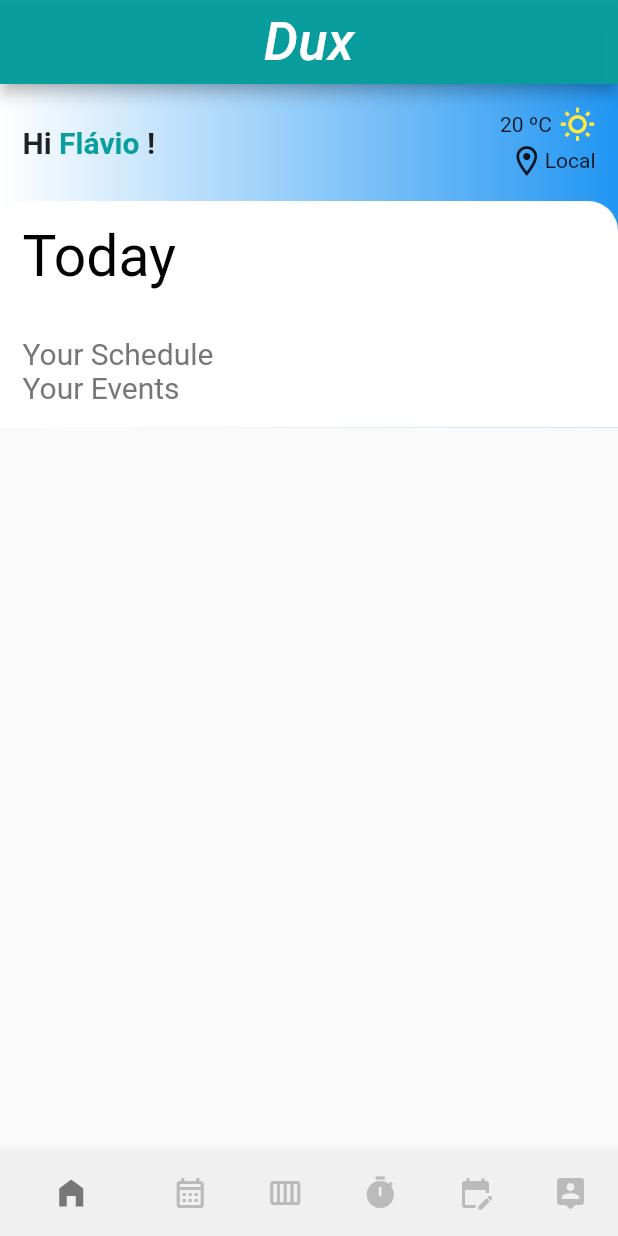
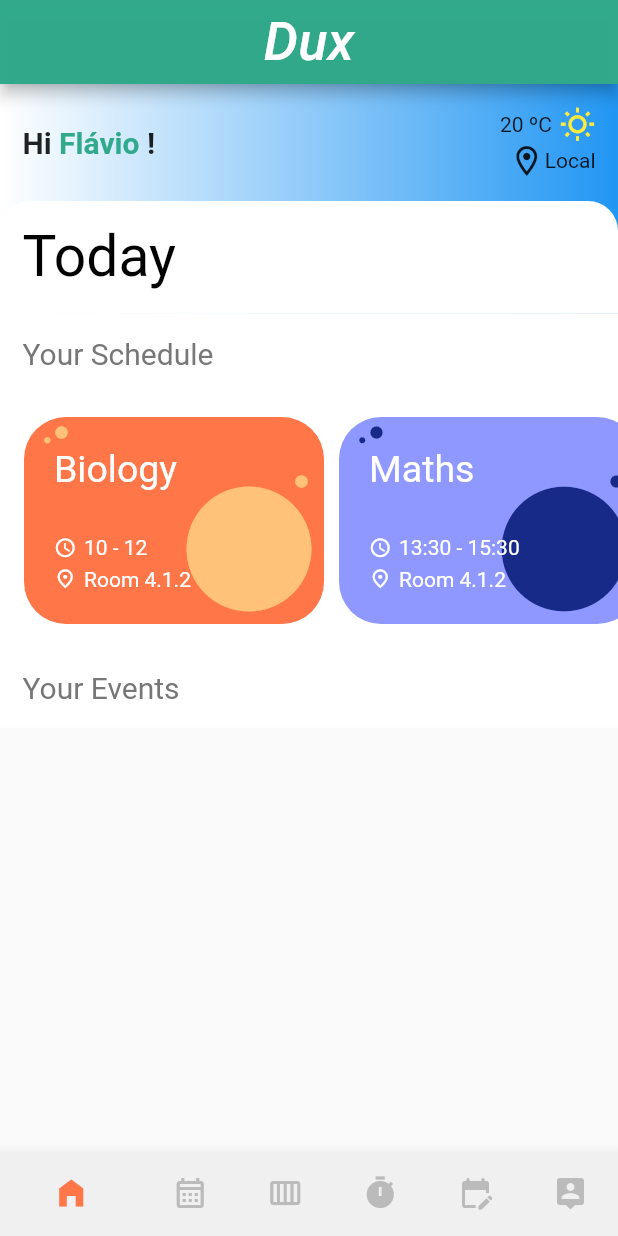
Before and after one commit to Raqsf/Dux_ICM, a Flutter app: the screen it shows after launch, on a phone screen of 412 x 824 dp. Run offline on Flutter 3.47's test engine with Material 2 defaults, Android fonts, the phone set to English and light mode, and no system bars; our stand-ins replace email_validator, image_picker, shared_preferences, string_validator; missing offline and left inert: dart:html; Roboto replaces fonts that are missing (Hind).

Commit message:
Update primary color and created today's classes

```diff
--- a/dux/lib/main.dart
+++ b/dux/lib/main.dart
@@ -17,7 +17,7 @@ class MyApp extends StatelessWidget {
       theme: ThemeData(
         // Define the default brightness and colors.
         // brightness: Brightness.dark,
-        primaryColor: const Color.fromARGB(250, 5, 156, 156),
+        primaryColor: const Color.fromARGB(250, 46, 168, 137),
 
         // Define the default font family.
         // fontFamily: 'Georgia',
@@ -101,7 +101,7 @@ class _MyFirstScreenState extends State<MyFirstScreen> {
                       icon: Icon(Icons.person_pin_rounded), label: "")
                 ],
                 currentIndex: _selectedIndex,
-                selectedItemColor: const Color(0xff777777),
+                selectedItemColor: const Color(0xffff7648),
                 onTap: _onItemTapped)));
   }
 }
--- a/dux/lib/models/card_model.dart
+++ b/dux/lib/models/card_model.dart
@@ -1,3 +1,46 @@
+class CardClass {
+  String className;
+  //Map schedule;
+  String startTime;
+  String endTime;
+  String room;
+  int cardBackground;
+  int secondColor;
+
+  CardClass(this.className, this.startTime, this.endTime, this.room,
+      this.cardBackground, this.secondColor);
+}
+
+var cardData = [
+  {
+    "className": "Biology",
+    "start": "10",
+    "end": "12",
+    "room": "4.1.2",
+    "cardBackground": 0xFFFF7648,
+    "cardSecondColor": 0xFFFFC278,
+  },
+  {
+    "className": "Maths",
+    "start": "13:30",
+    "end": "15:30",
+    "room": "4.1.2",
+    "cardBackground": 0xFF8F98FF,
+    "cardSecondColor": 0xFF182A88,
+  },
+];
+
+List<CardClass> cards = cardData
+    .map(
+      (item) => CardClass(
+          item['className'].toString(),
+          item['start'].toString(),
+          item['end'].toString(),
+          item['room'].toString(),
+          int.parse(item['cardBackground'].toString()),
+          int.parse(item['cardSecondColor'].toString())),
+    )
+    .toList();
 
 
 // List<CardModel> cards = cardData.map((item) => CardModel(item['']));
--- a/dux/lib/pages/Home_Data/HomePage.dart
+++ b/dux/lib/pages/Home_Data/HomePage.dart
@@ -1,6 +1,7 @@
 import 'dart:html';
 
 import 'package:flutter/material.dart';
+import '../../models/card_model.dart';
 
 class HomePage extends StatefulWidget {
   const HomePage({Key? key}) : super(key: key);
@@ -15,8 +16,9 @@ class _HomePageState extends State<HomePage> {
   @override
   Widget build(BuildContext context) {
     return ListView(
-      // shrinkWrap: true,
+      physics: const ClampingScrollPhysics(),
       children: [
+        // HEADER
         Container(
             decoration: const BoxDecoration(
                 gradient: LinearGradient(
@@ -54,6 +56,8 @@ class _HomePageState extends State<HomePage> {
                           )
                         ],
                       ),
+
+                      // WEATHER
                       Column(
                         crossAxisAlignment: CrossAxisAlignment.end,
                         children: [
@@ -76,14 +80,15 @@ class _HomePageState extends State<HomePage> {
                       )
                     ],
                   )),
+
+              // TODAY'S INFO
               Container(
                 decoration: const BoxDecoration(
                     color: Colors.white,
                     borderRadius: BorderRadius.only(
                         topLeft: Radius.circular(20),
                         topRight: Radius.circular(20))),
-                  child: Column(children: [
-                    Padding(
+                child: Padding(
                     padding: const EdgeInsets.all(15),
                     child: Row(
                       children: [
@@ -93,41 +98,38 @@ class _HomePageState extends State<HomePage> {
                         ),
                       ],
                     )),
+              )
+            ])),
+        Container(
+          color: Colors.white,
+          child: Column(
+            crossAxisAlignment: CrossAxisAlignment.start,
+            children: [
               Padding(
                 padding: const EdgeInsets.all(15),
-                        child: Column(
-                          children: [
-                            Row(
-                              children: [
-                                Text(
+                child: Text(
                   "Your Schedule",
                   style: Theme.of(context).textTheme.headline3,
                 ),
-                              ],
               ),
-                            Row(
-                                // children: [Class(className: "Biology")],
-                                ),
-                            Row(
-                              children: [
-                                Text(
+              const Class(),
+              Padding(
+                padding: const EdgeInsets.all(15),
+                child: Text(
                   "Your Events",
                   style: Theme.of(context).textTheme.headline3,
                 ),
+              )
             ],
           ),
-                            Row()
-                          ],
-                        ))
-                  ]))
-            ])),
+        ),
       ],
     );
   }
 }
 
 class Class extends StatefulWidget {
-  const Class({Key? key, required String className}) : super(key: key);
+  const Class({Key? key}) : super(key: key);
 
   @override
   State<Class> createState() => _ClassState();
@@ -136,14 +138,99 @@ class Class extends StatefulWidget {
 class _ClassState extends State<Class> {
   @override
   Widget build(BuildContext context) {
+    return SizedBox(
+      height: 170,
+      child: ListView.builder(
+        padding: const EdgeInsets.symmetric(vertical: 16, horizontal: 16),
+        scrollDirection: Axis.horizontal,
+        itemCount: cards.length,
+        itemBuilder: (context, index) {
           return Container(
-      padding: const EdgeInsets.symmetric(vertical: 16, horizontal: 16),
-      height: 200,
-      // width: 350,
-      child: ListView.builder(
-        // itemCount: cards.lenght,
-        itemBuilder: (context, index) {
-          return Container();
+              margin: const EdgeInsets.only(right: 10),
+              height: 170,
+              width: 200,
+              decoration: BoxDecoration(
+                  borderRadius: BorderRadius.circular(28),
+                  color: Color(cards[index].cardBackground)),
+              child: Stack(
+                children: [
+                  Positioned(
+                      top: 13,
+                      left: 13,
+                      child: Icon(
+                        Icons.circle,
+                        color: Color(cards[index].secondColor),
+                        size: 5,
+                      )),
+                  Positioned(
+                      top: 5,
+                      left: 20,
+                      child: Icon(
+                        Icons.circle,
+                        color: Color(cards[index].secondColor),
+                        size: 10,
+                      )),
+                  Positioned(
+                      bottom: 90,
+                      right: 10,
+                      child: Icon(
+                        Icons.circle,
+                        color: Color(cards[index].secondColor),
+                        size: 10,
+                      )),
+                  Positioned(
+                      bottom: 0,
+                      right: 0,
+                      child: Icon(
+                        Icons.circle,
+                        color: Color(cards[index].secondColor),
+                        size: 100,
+                      )),
+                  Padding(
+                      padding: const EdgeInsets.all(20),
+                      child: Column(
+                        crossAxisAlignment: CrossAxisAlignment.start,
+                        children: [
+                          Text(
+                            cards[index].className,
+                            style: const TextStyle(
+                                fontSize: 25.0,
+                                fontWeight: FontWeight.w400,
+                                color: Colors.white),
+                          ),
+                          Padding(
+                            padding: const EdgeInsets.only(top: 30),
+                            child: Row(
+                              children: [
+                                const Icon(Icons.watch_later_outlined,
+                                    color: Colors.white, size: 15),
+                                const Padding(
+                                    padding: EdgeInsets.only(right: 5)),
+                                Text(
+                                    '${cards[index].startTime} - ${cards[index].endTime}',
+                                    style:
+                                        const TextStyle(color: Colors.white)),
+                              ],
+                            ),
+                          ),
+                          Padding(
+                            padding: const EdgeInsets.only(top: 5),
+                            child: Row(
+                              children: [
+                                const Icon(Icons.place_outlined,
+                                    color: Colors.white, size: 15),
+                                const Padding(
+                                    padding: EdgeInsets.only(right: 5)),
+                                Text('Room ${cards[index].room}',
+                                    style:
+                                        const TextStyle(color: Colors.white)),
+                              ],
+                            ),
+                          ),
+                        ],
+                      ))
+                ],
+              ));
         },
       ),
     );
```
Lines whose indentation alone changed are shown as unchanged.
